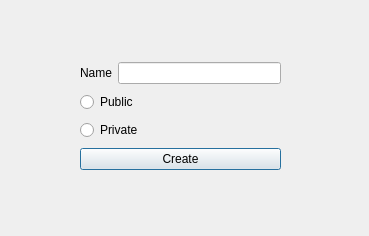
Before: the Qt Designer form UI/w_createdeck/createdeck.ui in Saigz/task_tracker_qt, drawn with Qt 5.
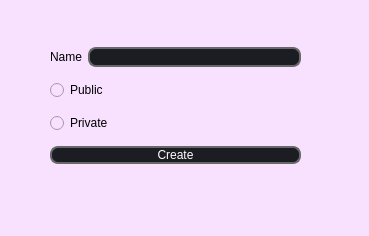
After: the same form once the commit is applied.

What changed in the file:
```diff
--- a/UI/w_createdeck/createdeck.ui
+++ b/UI/w_createdeck/createdeck.ui
@@ -13,13 +13,16 @@
   <property name="windowTitle">
    <string>Dialog</string>
   </property>
+  <property name="styleSheet">
+   <string notr="true">background-color: rgb(248, 224, 255);</string>
+  </property>
   <widget class="QWidget" name="verticalLayoutWidget">
    <property name="geometry">
     <rect>
-     <x>80</x>
-     <y>60</y>
-     <width>201</width>
-     <height>114</height>
+     <x>50</x>
+     <y>40</y>
+     <width>251</width>
+     <height>131</height>
     </rect>
    </property>
    <layout class="QVBoxLayout" name="verticalLayout">
@@ -27,18 +30,49 @@
      <layout class="QHBoxLayout" name="horizontalLayout">
       <item>
        <widget class="QLabel" name="label_Name">
+        <property name="styleSheet">
+         <string notr="true">QLabel {
+	font: 600 12pt &quot;Montserrat SemiBold&quot;;
+}</string>
+        </property>
         <property name="text">
          <string>Name</string>
         </property>
        </widget>
       </item>
       <item>
-       <widget class="QLineEdit" name="lineEdit_Name"/>
+       <widget class="QLineEdit" name="lineEdit_Name">
+        <property name="styleSheet">
+         <string notr="true">QLineEdit {
+	border: 2px solid rgb(104, 104, 104);
+	border-radius: 8px;
+	padding-left: auto;
+    padding-right: auto;
+	color: rgb(255, 255, 255);
+	background-color: rgb(27, 29, 35);
+	font: 600 11pt &quot;Montserrat SemiBold&quot;;
+}
+QLineEdit:hover {
+	border: 2px solid rgb(48, 50, 62);
+}
+QLineEdit:focus {
+	border: 2px solid rgb(85, 170, 255);
+	background-color: rgb(43, 45, 56);
+}
+
+</string>
+        </property>
+       </widget>
       </item>
      </layout>
     </item>
     <item>
      <widget class="QRadioButton" name="radio_Public">
+      <property name="styleSheet">
+       <string notr="true">QRadioButton {
+	font: 600 12pt &quot;Montserrat SemiBold&quot;;
+}</string>
+      </property>
       <property name="text">
        <string>Public</string>
       </property>
@@ -46,6 +80,11 @@
     </item>
     <item>
      <widget class="QRadioButton" name="radio_Private">
+      <property name="styleSheet">
+       <string notr="true">QRadioButton {
+	font: 600 12pt &quot;Montserrat SemiBold&quot;;
+}</string>
+      </property>
       <property name="text">
        <string>Private</string>
       </property>
@@ -53,6 +92,25 @@
     </item>
     <item>
      <widget class="QPushButton" name="btn_Create">
+      <property name="styleSheet">
+       <string notr="true">QPushButton {
+	border: 2px solid rgb(104, 104, 104);
+	border-radius: 8px;
+	padding-left: auto;
+    padding-right: auto;
+	color: rgb(255, 255, 255);
+	background-color: rgb(27, 29, 35);
+	font: 600 12pt &quot;Montserrat SemiBold&quot;;
+}
+QPushButton:hover {
+	border: 2px solid rgb(85, 170, 255);
+	background-color: rgb(43, 45, 56);
+}
+QPushButton:focus {
+	border: 2px solid rgb(48, 50, 62);
+}
+</string>
+      </property>
       <property name="text">
        <string>Create</string>
       </property>
```
